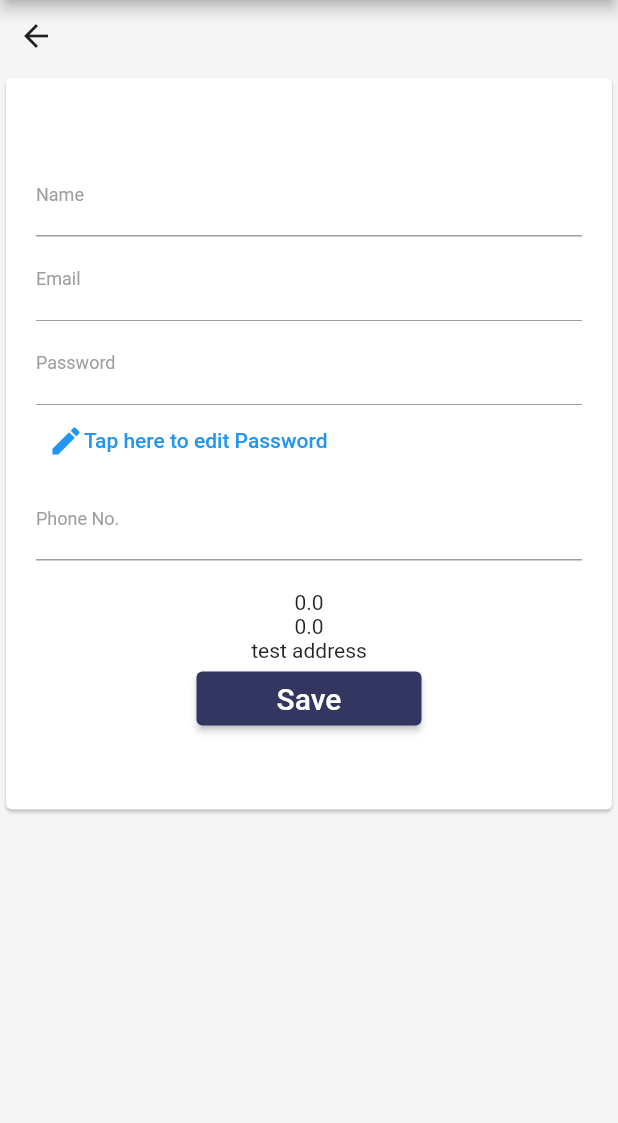
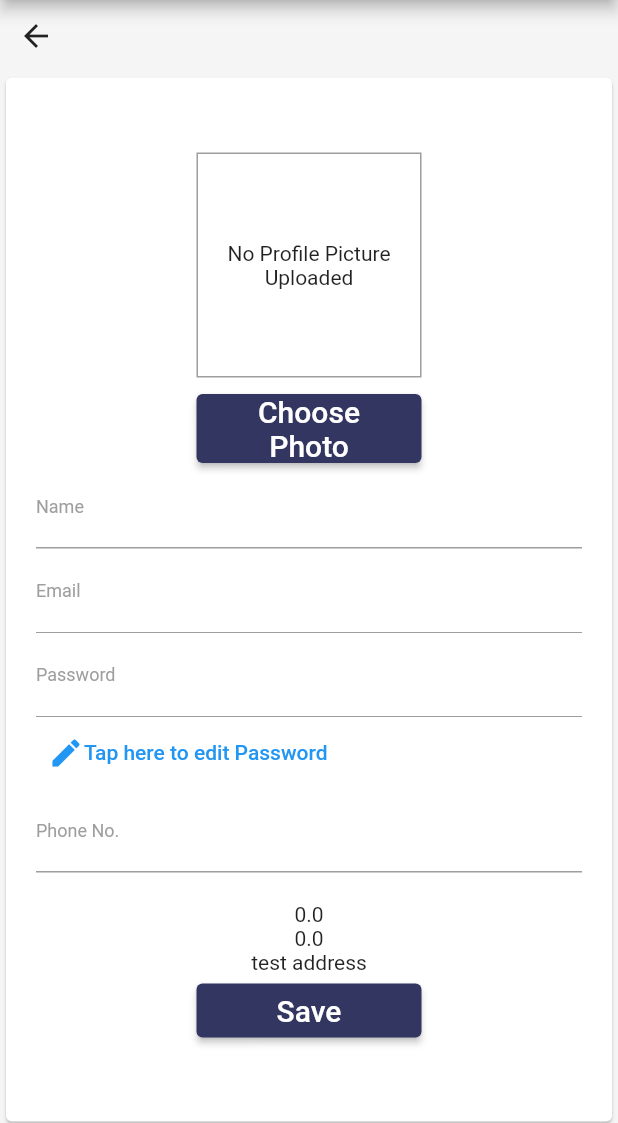
Before and after one commit to yilin6037/JomSports, a Flutter app: the EditProfileSportsRelatedBusinessPage screen opened directly, on a phone screen of 412 x 824 dp, the part 113-1236 px from its top. Run offline on Flutter 3.47's test engine with Material 2 defaults, Android fonts, the light colour scheme and no system bars; our stand-ins replace cloud_firestore, firebase_auth, firebase_core, firebase_storage, get, image_picker and 1 more; accounts and stored records are empty.

Commit message:
done profile pic

```diff
--- /dev/null
+++ b/lib/shared/constant/storage_destination.dart
@@ -0,0 +1,3 @@
+class StorageDestination {
+  static const profilePic = 'profile_pic/';
+}
--- /dev/null
+++ b/lib/shared/widget/image_picker.dart
@@ -0,0 +1,88 @@
+import 'dart:io';
+
+import 'package:flutter/material.dart';
+import 'package:get/get.dart';
+import 'package:image_picker/image_picker.dart';
+import 'package:jomsports/shared/dialog/dialog.dart';
+import 'package:jomsports/shared/widget/button.dart';
+import 'package:permission_handler/permission_handler.dart';
+
+class SharedImagePicker extends StatelessWidget {
+  SharedImagePicker(
+      {super.key,
+      required this.image,
+      required this.onSelectImage,
+      this.imageUrl});
+
+  XFile image;
+  RxString imagePath = RxString('');
+  RxString imageUrlObs = RxString('');
+  final Function(XFile) onSelectImage;
+  final String? imageUrl;
+
+  @override
+  Widget build(BuildContext context) {
+    imagePath.value = image.path;
+    if(imageUrl!=null){
+      imageUrlObs.value = imageUrl!;
+    }
+    return Column(children: [
+      Container(
+        width: 150,
+        height: 150,
+        alignment: Alignment.center,
+        decoration:
+            BoxDecoration(border: Border.all(width: 1, color: Colors.grey)),
+        child: Obx(
+          () => imagePath.value != ''
+              ? Image.file(File(imagePath.value),
+                  fit: BoxFit.cover, width: double.infinity)
+              : (imageUrlObs.value.isNotEmpty
+                  ? buildImage(imageUrlObs.value)
+                  : const Text(
+                      'No Profile Picture Uploaded',
+                      textAlign: TextAlign.center,
+                    )),
+        ),
+      ),
+      const SizedBox(
+        height: 10,
+      ),
+      SharedButton(onPressed: pickImage, text: 'Choose Photo')
+    ]);
+  }
+
+  Future<void> pickImage() async {
+    final ImagePicker imagePicker = ImagePicker();
+    if (await Permission.storage.request().isGranted) {
+      final XFile? imagePicked = await imagePicker.pickImage(
+          source: ImageSource.gallery, maxWidth: 600);
+      if (imagePicked != null) {
+        image = XFile(imagePicked.path);
+        imagePath.value = image.path;
+        onSelectImage(image);
+      } else {
+        SharedDialog.alertDialog(
+            'Operation Failed', 'No photo received. Please try again.');
+      }
+    } else {
+      SharedDialog.alertDialog('Operation Failed',
+          'Permission is dennied. Try Again with permission access.');
+    }
+  }
+}
+
+Widget buildImage(String? data) {
+  return ClipRect(
+    child: Material(
+      color: Colors.transparent,
+      child: Ink.image(
+        image: NetworkImage(data.toString()),
+        fit: BoxFit.cover,
+        width: 150,
+        height: 150,
+        child: const InkWell(/* onTap: onClicked */),
+      ),
+    ),
+  );
+}
--- a/lib/views/authentication/edit_profile/edit_profile_sports_related_business_page.dart
+++ b/lib/views/authentication/edit_profile/edit_profile_sports_related_business_page.dart
@@ -2,6 +2,7 @@ import 'package:flutter/material.dart';
 import 'package:get/get.dart';
 import 'package:jomsports/controllers/user_controller.dart';
 import 'package:jomsports/shared/dialog/dialog.dart';
+import 'package:jomsports/shared/widget/image_picker.dart';
 import 'package:jomsports/shared/widget/scaffold/scaffold_default.dart';
 import 'package:jomsports/views/authentication/login/login_page.dart';
 import 'package:jomsports/views/authentication/widget/sports_related_business_profile_form.dart';
@@ -20,9 +21,17 @@ class EditProfileSportsRelatedBusinessPage extends StatelessWidget {
       body: Card(
         child: Padding(
           padding: const EdgeInsets.symmetric(vertical: 50, horizontal: 20),
-          child: SportsRelatedBusinessProfileForm(
-            buttonText: 'Save',
-            onSubmitted: editProfile,
+          child: Column(
+            children: [
+              SharedImagePicker(
+                    image: userController.profilePicture,
+                    onSelectImage: userController.onSelectProfilePicture,
+                    imageUrl: userController.profilePictureUrl,),
+              SportsRelatedBusinessProfileForm(
+                buttonText: 'Save',
+                onSubmitted: editProfile,
+              ),
+            ],
           ),
         ),
       ),
--- a/pubspec.yaml
+++ b/pubspec.yaml
@@ -40,7 +40,8 @@ dependencies:
   firebase_core_platform_interface: ^4.6.0
   get: ^4.6.5
   image_picker: ^0.8.7+2
-  map_location_picker: ^1.1.0
+  firebase_storage: ^11.1.0
+  permission_handler: ^10.2.0
 
 dev_dependencies:
   flutter_test:
```
Also changed, not shown: lib/controllers/user_controller.dart (+12 -2 lines), lib/models/sports_lover.dart (+15 -1 lines), lib/models/sports_related_business.dart (+23 -5 lines), lib/services/storage_service_firebase.dart (added, +25 -0 lines), lib/views/authentication/edit_profile/edit_profile_sports_lover_page.dart (+12 -3 lines), pubspec.lock, 4 other files.
